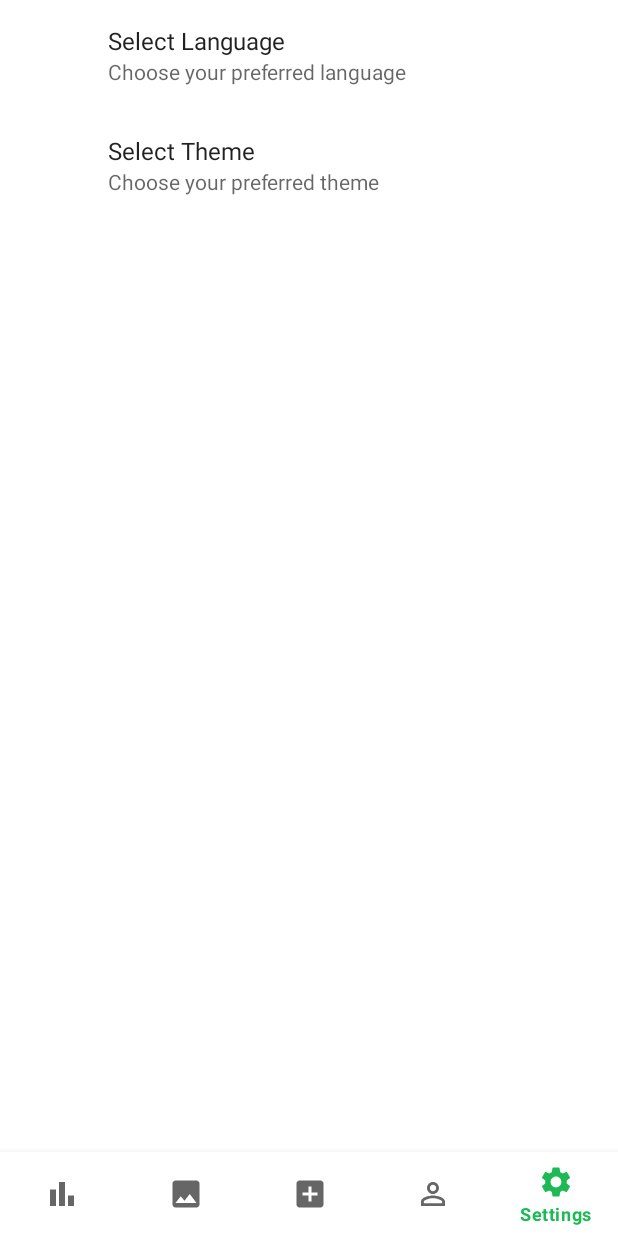
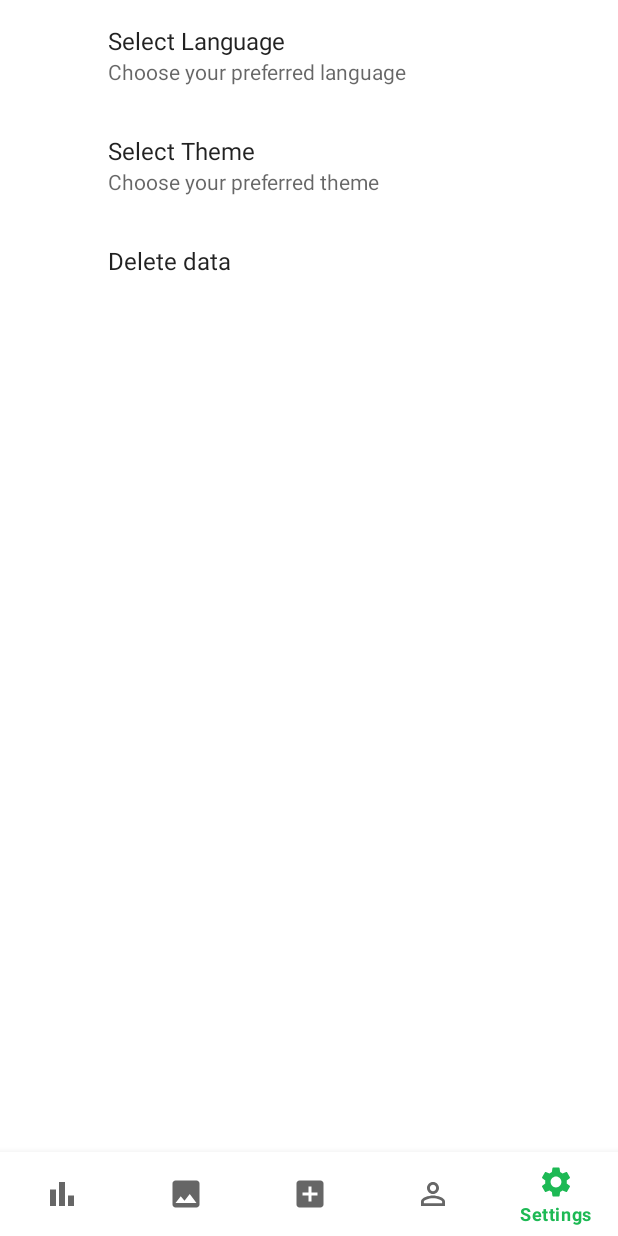
Before and after one commit to UniExtremadura/gps-project-gd06, an Android app: the SettingsFragment screen opened through its navigation route, on a phone screen of 412 x 824 dp. Run offline under Robolectric (Android 15) with nearby library versions, the phone set to English and light mode, and no system bars; our stand-ins replace Room's generated code, androidx.preference, navigation-ui; pictures from the network do not load; 1 statement that could not run was skipped.

Commit message:
GD06-132 HU16.3 Confirmación de eliminación y advertencia sobre pérdida de datos

```diff
--- a/app/src/main/res/values/strings.xml
+++ b/app/src/main/res/values/strings.xml
@@ -38,6 +38,9 @@
     <string name="select_language_dialog_title">Select Language</string>
     <string name="default_language">en</string>
     <string name="button_delete_data">Delete data</string>
+    <string name="yes">Yes</string>
+    <string name="no">No</string>
+    <string name="delete_confirmation_message">Are you sure you want to delete all your moments and log out?</string>
 
     <!-- TODO: Remove or change this placeholder text -->
     <string name="hello_blank_fragment">Hello blank fragment</string>
--- a/app/src/main/res/xml/preferences.xml
+++ b/app/src/main/res/xml/preferences.xml
@@ -18,5 +18,9 @@
         android:entryValues="@array/theme_values"
         android:defaultValue="dark_theme" />
 
+    <Preference
+        android:key="delete_data_preference"
+        android:title="@string/button_delete_data"
+        android:summary="" />
 
 </PreferenceScreen>
```
Also changed, not shown: app/src/main/java/com/spotify/quavergd06/view/home/SettingsFragment.kt (+32 -0 lines), 4 other files.
